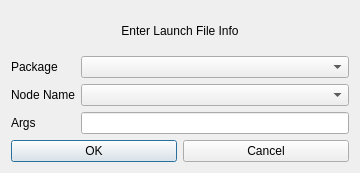
First picture: the form in landside/catkin_ws/src/gui/resource/CVLaunchDialog.ui, repository DukeRobotics/robosub-ros, before the edit.
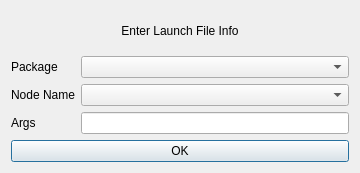
Second picture: the form after the edit.

Commit message: Setup arg form rows task for new members

The edit to the form file:
```diff
--- a/landside/catkin_ws/src/gui/resource/CVLaunchDialog.ui
+++ b/landside/catkin_ws/src/gui/resource/CVLaunchDialog.ui
@@ -76,13 +76,6 @@
        </property>
       </widget>
      </item>
-     <item>
-      <widget class="QPushButton" name="cancel_button">
-       <property name="text">
-        <string>Cancel</string>
-       </property>
-      </widget>
-     </item>
     </layout>
    </item>
   </layout>
```
The commit also changes 1 other file.
